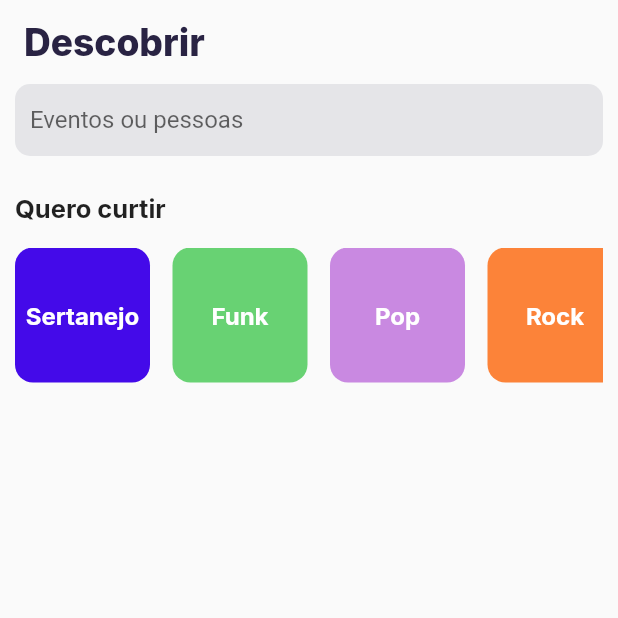
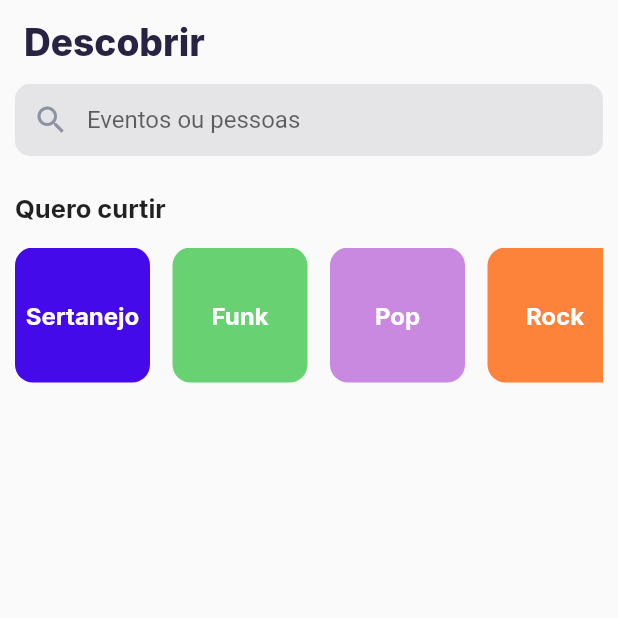
Before and after one commit to mvelosos/eveenz-mobile, a Flutter app: the SearchPage screen opened by its route, on a phone screen of 412 x 824 dp, the top half of it. Run offline on Flutter 3.47's test engine with Material 2 defaults, Android fonts, the phone set to English and light mode, and no system bars; our stand-ins replace auto_size_text, carousel_slider, dartz, device_preview, dio, font_awesome_flutter and 13 more; missing offline and left inert: action_cable, flutter_facebook_auth, onesignal_flutter; accounts and stored records are empty.

Commit message:
add perfix icon into search page search field

```diff
--- a/lib/app/pages/search/search_page.dart
+++ b/lib/app/pages/search/search_page.dart
@@ -112,6 +112,10 @@ class _SearchPageState extends State<SearchPage> {
                                     left: 10,
                                   ),
                                   labelText: 'Eventos ou pessoas',
+                                  prefixIcon: Icon(
+                                    Icons.search,
+                                    color: AppColors.gray3,
+                                  ),
                                   suffixIcon: Visibility(
                                     visible:
                                         _searchInputController.text.length > 0
```
